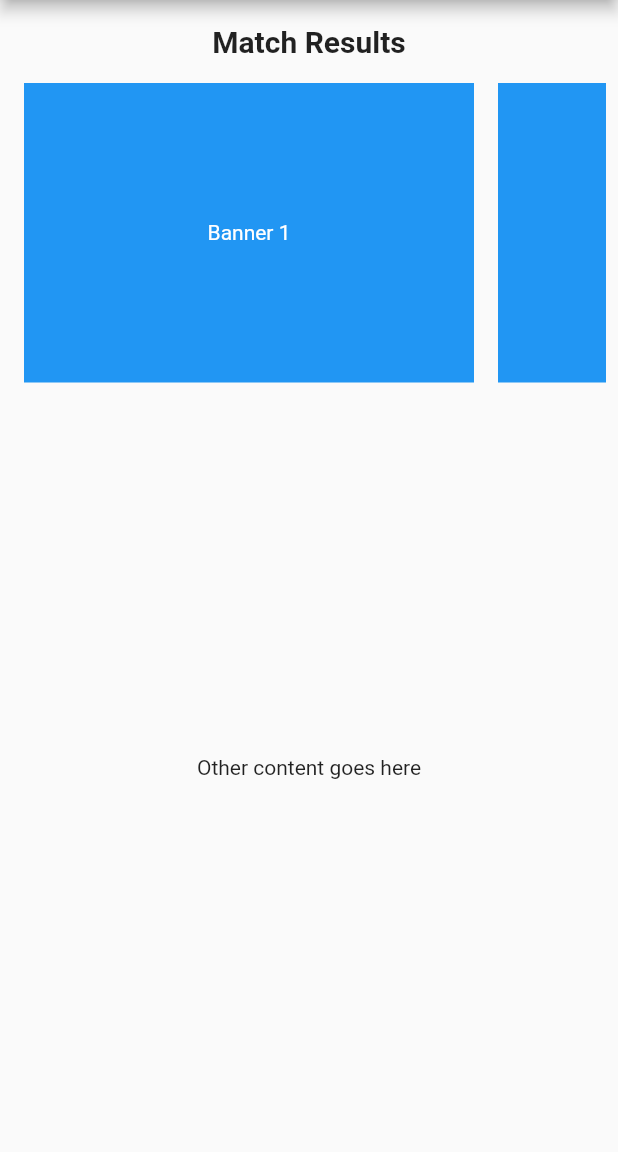
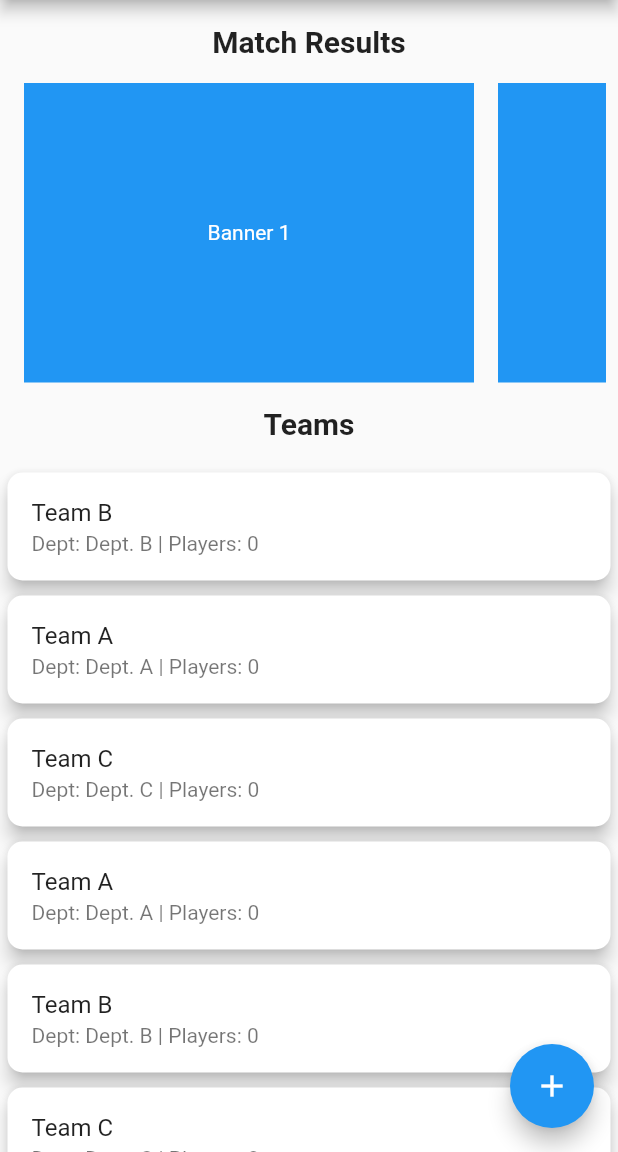
Before and after one commit to sakib2901/futsal_management, a Flutter app: the screen it shows after launch, on a phone screen of 412 x 824 dp, the part 84-1236 px from its top. Run offline on Flutter 3.47's test engine with Material 2 defaults, Android fonts, the light colour scheme and no system bars.

Commit message:
Added cards and teams adding functionality.

```diff
--- /dev/null
+++ b/lib/custom_widgets/team_card.dart
@@ -0,0 +1,35 @@
+import 'package:flutter/material.dart';
+import 'package:futsal_management/models/team.dart';
+import 'package:futsal_management/screens/team_details_screen.dart';
+
+class TeamCard extends StatelessWidget {
+  const TeamCard({super.key, required this.team});
+
+  final Team team;
+
+  @override
+  Widget build(BuildContext context) {
+    return SizedBox(
+      child: Card(
+        margin: const EdgeInsets.all(5),
+        shape: RoundedRectangleBorder(
+          borderRadius: BorderRadius.circular(10.0),
+        ),
+        elevation: 5,
+        child: ListTile(
+          onTap: () {
+            Navigator.push(
+              context,
+              MaterialPageRoute(
+                builder: (context) => const TeamDetailsScreen(),
+              ),
+            );
+          },
+          title: Text(team.name),
+          subtitle:
+              Text('Dept: ${team.dept} | Players: ${team.players.length}'),
+        ),
+      ),
+    );
+  }
+}
--- /dev/null
+++ b/lib/models/team.dart
@@ -0,0 +1,21 @@
+class Team {
+  final String name;
+  final String dept;
+  // final int playerCount;
+  List<String> players;
+
+  Team({
+    required this.name,
+    required this.dept,
+    // required this.playerCount,
+    this.players = const [],
+  });
+
+  void addPlayer(String playerName) {
+    players.add(playerName);
+  }
+
+  void removePlayer(String playerName) {
+    players.remove(playerName);
+  }
+}
--- a/lib/screens/home_screen.dart
+++ b/lib/screens/home_screen.dart
@@ -1,7 +1,39 @@
 import 'package:flutter/material.dart';
+import 'package:futsal_management/custom_widgets/team_card.dart';
+import 'package:futsal_management/models/team.dart';
+import 'package:futsal_management/custom_widgets/add_team_dialog.dart';
 
-class HomeScreen extends StatelessWidget {
+class HomeScreen extends StatefulWidget {
   const HomeScreen({super.key});
+
+  @override
+  State<HomeScreen> createState() => _HomeScreenState();
+}
+
+class _HomeScreenState extends State<HomeScreen> {
+  final List<Team> teams = [
+    Team(name: 'Team B', dept: 'Dept. B'),
+    Team(name: 'Team A', dept: 'Dept. A'),
+    Team(name: 'Team C', dept: 'Dept. C'),
+    Team(name: 'Team A', dept: 'Dept. A'),
+    Team(name: 'Team B', dept: 'Dept. B'),
+    Team(name: 'Team C', dept: 'Dept. C'),
+    Team(name: 'Team A', dept: 'Dept. A'),
+    Team(name: 'Team B', dept: 'Dept. B'),
+    Team(name: 'Team C', dept: 'Dept. C'),
+    Team(name: 'Team A', dept: 'Dept. A'),
+    Team(name: 'Team B', dept: 'Dept. B'),
+    Team(name: 'Team C', dept: 'Dept. C'),
+    // Add more teams here
+  ];
+
+  void addTeam(Team newTeam) {
+    setState(
+      () {
+        teams.add(newTeam);
+      },
+    );
+  }
 
   @override
   Widget build(BuildContext context) {
@@ -48,14 +80,39 @@ class HomeScreen extends StatelessWidget {
             ),
           ),
 
+          const Padding(
+            padding: EdgeInsets.symmetric(vertical: 16),
+            child: Text(
+              'Teams',
+              style: TextStyle(
+                fontSize: 20,
+                fontWeight: FontWeight.bold,
+              ),
+            ),
+          ),
+
           // Section 2: Other Content
           Expanded(
-            child: Center(
-              child: Text('Other content goes here'),
+            child: ListView.builder(
+              itemCount: teams.length,
+              itemBuilder: (context, index) {
+                return TeamCard(team: teams[index]);
+              },
             ),
           ),
         ],
       ),
+      floatingActionButton: FloatingActionButton(
+        onPressed: () {
+          showDialog(
+            context: context,
+            builder: (context) => AddTeamDialog(
+              onAdd: addTeam,
+            ),
+          );
+        },
+        child: const Icon(Icons.add),
+      ),
     );
   }
 }
```
Also changed, not shown: lib/custom_widgets/add_team_dialog.dart (added, +64 -0 lines), lib/screens/team_details_screen.dart (added, +19 -0 lines).
